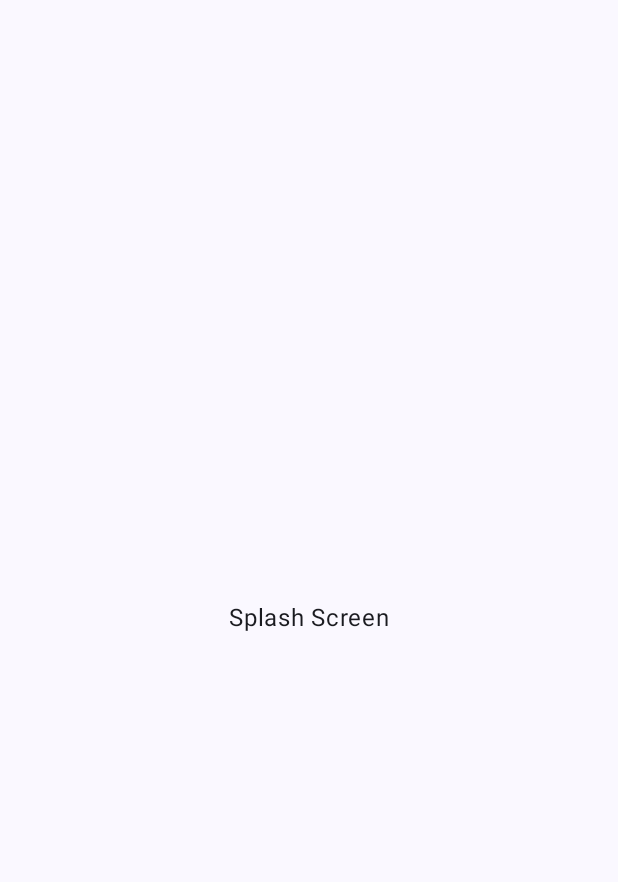
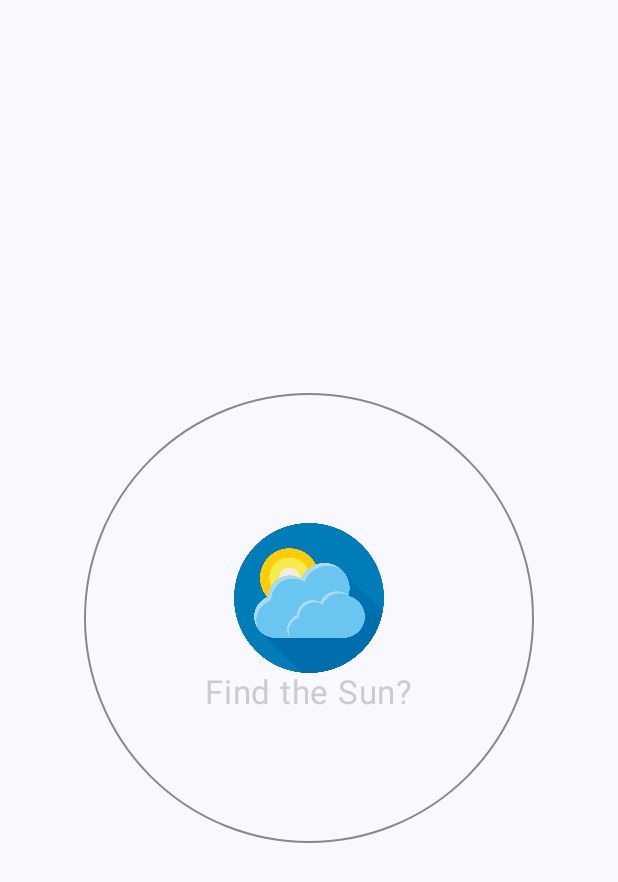
Before and after one commit to Rintu341/Weather_App, an Android app built with Jetpack Compose: the screen it shows after launch (MainActivity), on a phone screen of 412 x 824 dp. Before the commit the part shown is almost empty. Shown: the top 882 px of the screen. Run offline under Robolectric (Android 15) with nearby library versions, the phone set to English and light mode, and no system bars; our stand-ins replace Dagger/Hilt's generated code.

Commit message:
add Weather Splash Screen icon

```diff
--- a/app/src/main/java/com/example/weather/screen/WeatherSplashScreen.kt
+++ b/app/src/main/java/com/example/weather/screen/WeatherSplashScreen.kt
@@ -1,11 +1,58 @@
 package com.example.weather.screen
 
+import androidx.compose.foundation.BorderStroke
+import androidx.compose.foundation.Image
+import androidx.compose.foundation.layout.Arrangement
+import androidx.compose.foundation.layout.Column
+import androidx.compose.foundation.layout.padding
+import androidx.compose.foundation.layout.size
+import androidx.compose.foundation.shape.CircleShape
+import androidx.compose.material3.MaterialTheme
+import androidx.compose.material3.Surface
 import androidx.compose.material3.Text
 import androidx.compose.runtime.Composable
+import androidx.compose.ui.Alignment
+import androidx.compose.ui.Modifier
+import androidx.compose.ui.graphics.Color
+import androidx.compose.ui.layout.ContentScale
+import androidx.compose.ui.res.painterResource
+import androidx.compose.ui.text.font.FontStyle
+import androidx.compose.ui.tooling.preview.Preview
+import androidx.compose.ui.unit.dp
 import androidx.navigation.NavController
+import androidx.navigation.compose.rememberNavController
+import com.example.weather.R
 
 @Composable
 fun WeatherSplashScreen(navController: NavController) {
 
-    Text(text = "Splash Screen")
+    Surface(modifier = Modifier
+        .padding(15.dp)
+        .size(300.dp),
+        shape = CircleShape,
+        border = BorderStroke(width = 1.dp,color = Color.Gray)
+    ) {
+        Column(
+            modifier = Modifier.padding(2.dp),
+            verticalArrangement = Arrangement.Center,
+            horizontalAlignment = Alignment.CenterHorizontally
+        )
+        {
+
+            Image(painter = painterResource(id = R.drawable.img) , contentDescription = "Splash Screen icon ",
+                    modifier = Modifier.size(100.dp),
+                    contentScale = ContentScale.Fit )
+            Text("Find the Sun?",
+                fontSize = MaterialTheme.typography.titleLarge.fontSize,
+                fontStyle = FontStyle.Normal,
+                color = Color.LightGray
+            )
+        }
+    }
 }
+
+@Preview(showBackground = true)
+@Composable
+private fun WeatherSplashScreenPreView() {
+    WeatherSplashScreen(navController = rememberNavController())
+}
```
Also changed, not shown: app/src/main/res/drawable/img.png (added).
